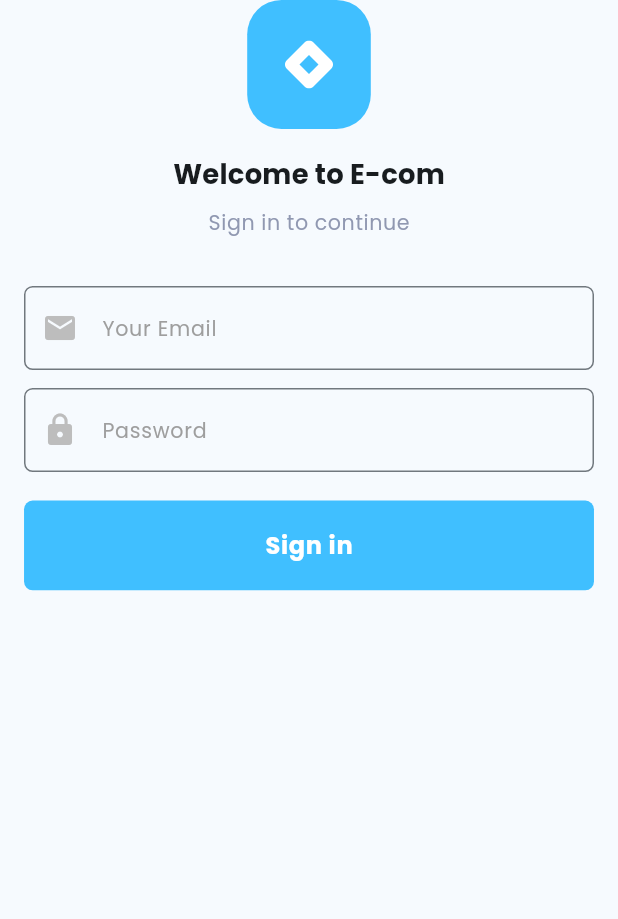
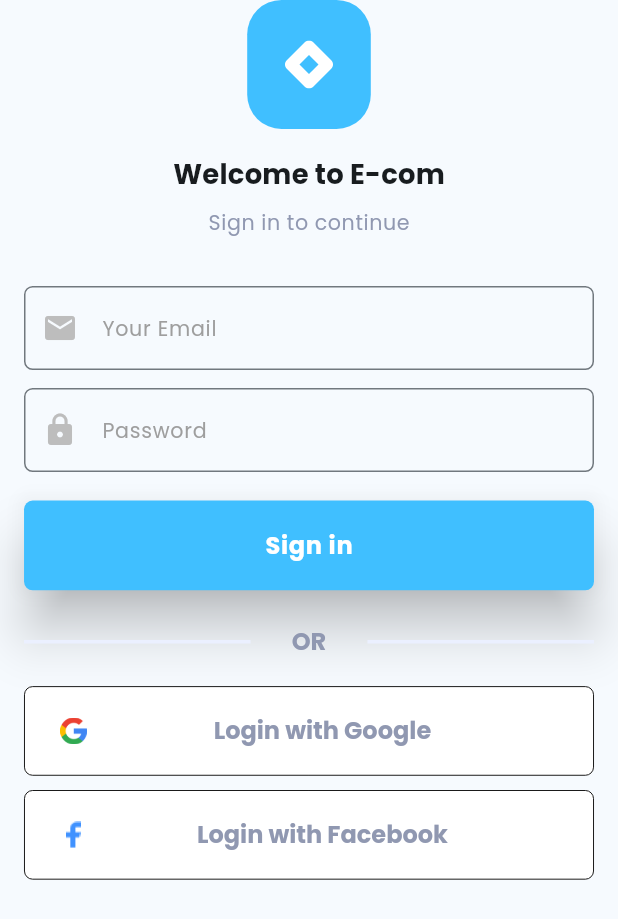
Before and after one commit to Suleyman98/E-com, a Flutter app: the screen it shows after launch, on a phone screen of 412 x 824 dp. Shown: the top 919 px of the screen. Run offline on Flutter 3.47's test engine with Material 2 defaults, Android fonts, the phone set to English and light mode, and no system bars; our stand-ins replace flutter_screenutil, flutter_svg, google_fonts.

Commit message:
google and fb login buttons

```diff
--- a/lib/app/app_assets.dart
+++ b/lib/app/app_assets.dart
@@ -4,4 +4,6 @@ class AppAssets {
   AppAssets._();
 
   static const String appLogo = '$logos/Vector 40 (Stroke).svg';
+  static const String googleLogo = '$logos/Google__G__Logo.svg.png';
+  static const String facebookLogo = '$logos/Vector.png';
 }
--- a/lib/app/app_button_themes.dart
+++ b/lib/app/app_button_themes.dart
@@ -14,4 +14,13 @@ class AppButtonThemes {
             elevation: 15,
             textStyle: AppTextThemes.appTextTheme.labelMedium),
       );
+  static get outlineButtonTheme => OutlinedButtonThemeData(
+        style: OutlinedButton.styleFrom(
+            side: const BorderSide(style: BorderStyle.solid, width: 0.6),
+            shape: RoundedRectangleBorder(
+                borderRadius: AppBorderRadius.fivePixel,
+                side: BorderSide(color: AppColors.neutralLight, width: 1)),
+            backgroundColor: AppColors.whiteColor,
+            textStyle: AppTextThemes.appTextTheme.labelMedium),
+      );
 }
--- a/lib/app/app_colors.dart
+++ b/lib/app/app_colors.dart
@@ -8,7 +8,8 @@ class AppColors {
   static Color get greyShade200 => Colors.grey.shade200;
   static Color get greyInputBorder => const Color.fromRGBO(144, 152, 177, 1);
   static Color get whiteColor => Colors.white;
-
+  static Color get neutralGrey => const Color.fromRGBO(144, 152, 177, 1);
   static Color get errorColor => Colors.red;
   static Color get primaryColor => const Color.fromRGBO(64, 191, 255, 1);
+  static Color get neutralLight => const Color.fromRGBO(235, 240, 255, 1);
 }
--- a/lib/app/app_fonts.dart
+++ b/lib/app/app_fonts.dart
@@ -19,4 +19,8 @@ class AppFonts {
       color: AppColors.whiteColor,
       fontWeight: FontWeight.w700,
       fontSize: 14.sp);
+  static TextStyle get neutralGrey700 => GoogleFonts.poppins(
+      fontWeight: FontWeight.w700,
+      fontSize: 14.sp,
+      color: AppColors.neutralGrey);
 }
--- a/lib/app/app_sized_box.dart
+++ b/lib/app/app_sized_box.dart
@@ -16,6 +16,11 @@ class AppSizedbox {
   static SizedBox get w20 => SizedBox(width: 20.w);
   static SizedBox get w22 => SizedBox(width: 22.w);
   static SizedBox get w24 => SizedBox(width: 24.w);
+  static SizedBox get w30 => SizedBox(width: 30.w);
+  static SizedBox get w32 => SizedBox(width: 32.w);
+  static SizedBox get w34 => SizedBox(width: 34.w);
+  static SizedBox get w36 => SizedBox(width: 36.w);
+  static SizedBox get w72 => SizedBox(width: 72.w);
 
   static SizedBox get h2 => SizedBox(height: 2.h);
   static SizedBox get h4 => SizedBox(height: 4.h);
--- a/lib/app/app_text_themes.dart
+++ b/lib/app/app_text_themes.dart
@@ -7,5 +7,6 @@ class AppTextThemes {
   static TextTheme get appTextTheme => TextTheme(
       titleMedium: AppFonts.poopinsTitle,
       bodySmall: AppFonts.poppinsBodySmall,
+      headlineMedium: AppFonts.neutralGrey700,
       labelMedium: AppFonts.buttonTextStyle);
 }
--- a/lib/app/app_themes.dart
+++ b/lib/app/app_themes.dart
@@ -13,5 +13,6 @@ class AppTheme {
         inputDecorationTheme: AppBoxDecoration.inputDecoration,
         textTheme: AppTextThemes.appTextTheme,
         elevatedButtonTheme: AppButtonThemes.elevatedButtonTheme,
+        outlinedButtonTheme: AppButtonThemes.outlineButtonTheme,
       );
 }
--- a/lib/presentation/pages/sign_up/screens/signup_screen.dart
+++ b/lib/presentation/pages/sign_up/screens/signup_screen.dart
@@ -1,17 +1,15 @@
 import 'package:flutter/material.dart';
-import 'package:flutter_screenutil/flutter_screenutil.dart';
-import 'package:shopping_app/app/app_button_themes.dart';
-import 'package:shopping_app/app/app_colors.dart';
-
 import 'package:shopping_app/app/app_sized_box.dart';
 import 'package:shopping_app/app/app_text.dart';
-
-import '../../../../app/app_size.dart';
-import '../../widgets/custom_elevated_button.dart';
+import '../../../../app/app_assets.dart';
+import '../../widgets/custom_outlined_button.dart';
+import '../../widgets/divider_with_text.dart';
 import '../../widgets/logo_container.dart';
+import '../widgets/button_with_fb_login.dart';
+import '../widgets/button_with_google_login.dart';
 import '../widgets/sign_in_button.dart';
 import '../widgets/sign_in_form.dart';
-import '../widgets/sing_in_subtitle.dart';
+import '../widgets/sign_in_subtitle.dart';
 import '../widgets/welcome_title.dart';
 
 class SignUpScreen extends StatelessWidget {
@@ -33,6 +31,12 @@ class SignUpScreen extends StatelessWidget {
               const SignInForm(),
               AppSizedbox.h16,
               const SignInButton(),
+              AppSizedbox.h20,
+              const DividerWithText(),
+              AppSizedbox.h16,
+              const ButtonForGoogleLogin(),
+              AppSizedbox.h8,
+              const ButtonForFbLogin(),
             ],
           ),
         ),
--- /dev/null
+++ b/lib/presentation/pages/sign_up/widgets/button_with_fb_login.dart
@@ -0,0 +1,19 @@
+import 'package:flutter/material.dart';
+
+import '../../../../app/app_assets.dart';
+import '../../../../app/app_text.dart';
+import '../../widgets/custom_outlined_button.dart';
+
+class ButtonForFbLogin extends StatelessWidget {
+  const ButtonForFbLogin({
+    super.key,
+  });
+
+  @override
+  Widget build(BuildContext context) {
+    return const CustomOutlinedButton(
+      method: AppTexts.fbLogin,
+      logo: AppAssets.facebookLogo,
+    );
+  }
+}
--- /dev/null
+++ b/lib/presentation/pages/sign_up/widgets/button_with_google_login.dart
@@ -0,0 +1,19 @@
+import 'package:flutter/material.dart';
+
+import '../../../../app/app_assets.dart';
+import '../../../../app/app_text.dart';
+import '../../widgets/custom_outlined_button.dart';
+
+class ButtonForGoogleLogin extends StatelessWidget {
+  const ButtonForGoogleLogin({
+    super.key,
+  });
+
+  @override
+  Widget build(BuildContext context) {
+    return const CustomOutlinedButton(
+      method: AppTexts.googleLogin,
+      logo: AppAssets.googleLogo,
+    );
+  }
+}
--- /dev/null
+++ b/lib/presentation/pages/sign_up/widgets/divider_text.dart
@@ -0,0 +1,15 @@
+import 'package:flutter/material.dart';
+
+class DividerText extends StatelessWidget {
+  const DividerText({
+    super.key,
+  });
+
+  @override
+  Widget build(BuildContext context) {
+    return Text(
+      'OR',
+      style: Theme.of(context).textTheme.headlineMedium,
+    );
+  }
+}
--- /dev/null
+++ b/lib/presentation/pages/sign_up/widgets/sign_in_logo.dart
@@ -0,0 +1,19 @@
+import 'package:flutter/material.dart';
+import 'package:flutter_screenutil/flutter_screenutil.dart';
+
+class SignInLogo extends StatelessWidget {
+  final String logo;
+  const SignInLogo({
+    super.key,
+    required this.logo,
+  });
+
+  @override
+  Widget build(BuildContext context) {
+    return Image.asset(
+      logo,
+      height: 15.h,
+      width: 15.h,
+    );
+  }
+}
--- /dev/null
+++ b/lib/presentation/pages/sign_up/widgets/single_side_divider.dart
@@ -0,0 +1,19 @@
+import 'package:flutter/material.dart';
+import 'package:flutter_screenutil/flutter_screenutil.dart';
+
+import '../../../../app/app_colors.dart';
+
+class SingleSideDivider extends StatelessWidget {
+  const SingleSideDivider({
+    super.key,
+  });
+
+  @override
+  Widget build(BuildContext context) {
+    return Expanded(
+        child: Divider(
+      thickness: 2.h,
+      color: AppColors.neutralLight,
+    ));
+  }
+}
--- a/lib/presentation/pages/widgets/custom_elevated_button.dart
+++ b/lib/presentation/pages/widgets/custom_elevated_button.dart
@@ -19,6 +19,7 @@ class CustomElevatedButton extends StatelessWidget {
         style: Theme.of(context).elevatedButtonTheme.style!.copyWith(
             backgroundColor:
                 MaterialStateProperty.all<Color>(AppColors.primaryColor),
+            elevation: MaterialStateProperty.all<double>(15),
             fixedSize: MaterialStateProperty.all<Size>(size)),
         onPressed: func,
         child: Text(
--- /dev/null
+++ b/lib/presentation/pages/widgets/custom_outlined_button.dart
@@ -0,0 +1,34 @@
+import 'package:flutter/material.dart';
+
+import '../../../app/app_size.dart';
+import '../sign_up/widgets/sign_in_logo.dart';
+
+class CustomOutlinedButton extends StatelessWidget {
+  final String logo;
+  final String method;
+  const CustomOutlinedButton({
+    super.key,
+    required this.logo,
+    required this.method,
+  });
+
+  @override
+  Widget build(BuildContext context) {
+    return OutlinedButton(
+        style: OutlinedButton.styleFrom(
+            fixedSize: AppSize.elevatedButtonSize(context)),
+        onPressed: () {},
+        child: Row(
+          mainAxisAlignment: MainAxisAlignment.center,
+          children: [
+            SignInLogo(logo: logo),
+            const Spacer(),
+            Text(
+              method,
+              style: Theme.of(context).textTheme.headlineMedium,
+            ),
+            const Spacer(),
+          ],
+        ));
+  }
+}
--- /dev/null
+++ b/lib/presentation/pages/widgets/divider_with_text.dart
@@ -0,0 +1,26 @@
+import 'package:flutter/material.dart';
+
+import '../../../app/app_sized_box.dart';
+import '../sign_up/widgets/divider_text.dart';
+import '../sign_up/widgets/single_side_divider.dart';
+
+class DividerWithText extends StatelessWidget {
+  const DividerWithText({
+    super.key,
+  });
+
+  @override
+  Widget build(BuildContext context) {
+    return Row(
+      children: [
+        AppSizedbox.w14,
+        const SingleSideDivider(),
+        AppSizedbox.w24,
+        const DividerText(),
+        AppSizedbox.w24,
+        const SingleSideDivider(),
+        AppSizedbox.w14,
+      ],
+    );
+  }
+}
```
Also changed, not shown: assets/logos/Google__G__Logo.svg.png (added), assets/logos/Vector.png (added), lib/presentation/pages/sign_up/widgets/sign_in_subtitle.dart (renamed from lib/presentation/pages/sign_up/widgets/sing_in_subtitle.dart).
